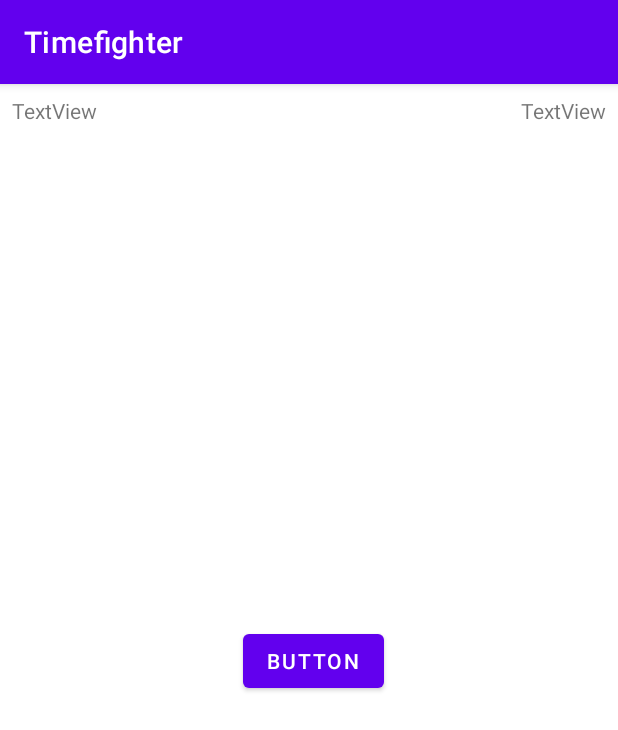
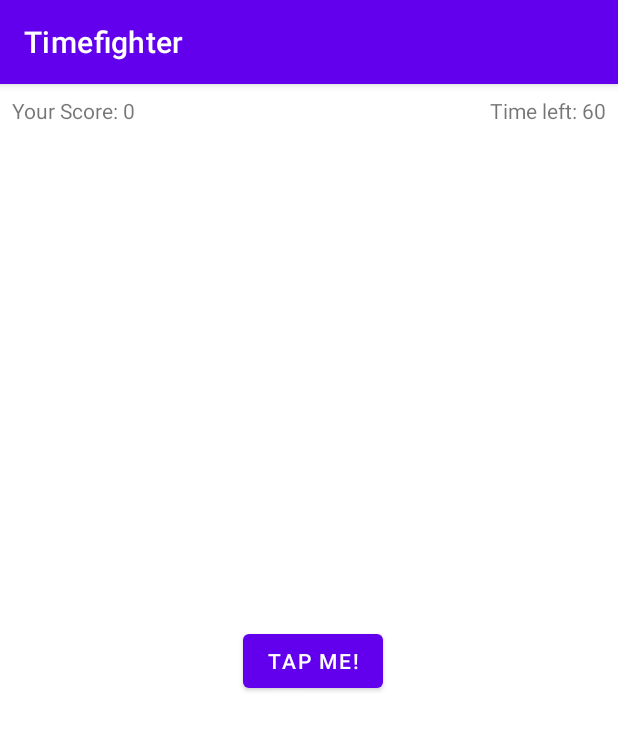
Before and after one commit to wongvpw/COP2660_VW_Timefighter, an Android app: the screen it shows after launch (MainActivity), on a phone screen of 412 x 824 dp. Shown: the top 730 px of the screen. Run offline under Robolectric (Android 15) with nearby library versions, the phone set to English and light mode, and no system bars.

Commit message:
Chapter3 commit

```diff
--- a/app/src/main/java/com/raywenderlich/timefighter/MainActivity.kt
+++ b/app/src/main/java/com/raywenderlich/timefighter/MainActivity.kt
@@ -2,10 +2,93 @@ package com.raywenderlich.timefighter
 
 import androidx.appcompat.app.AppCompatActivity
 import android.os.Bundle
+import android.os.CountDownTimer
+import android.widget.Button
+import android.widget.TextView
+import android.widget.Toast
+
+private var score = 0
+
+private var gameStarted = false
+
+private lateinit var countDownTimer: CountDownTimer
+private var initialCountDown: Long = 60000
+private var countDownInterval: Long = 1000
+private var timeLeft = 60
 
 class MainActivity : AppCompatActivity() {
+    private lateinit var gameScoreTextView: TextView
+    private lateinit var timeLeftTextView: TextView
+    private lateinit var tapMeButton: Button
+
     override fun onCreate(savedInstanceState: Bundle?) {
         super.onCreate(savedInstanceState)
         setContentView(R.layout.activity_main)
+        // connect views to variables
+
+        // 1
+        gameScoreTextView = findViewById(R.id.game_score_text_score)
+        timeLeftTextView = findViewById(R.id.time_left_text_view)
+        tapMeButton = findViewById(R.id.tap_me_button)
+        // 2
+        tapMeButton.setOnClickListener { incrementScore() }
+
+        //**
+        resetGame()
+    }
+
+    private fun incrementScore() {
+
+        if (!gameStarted) {
+            startGame()
+        }
+
+        // increment score logic
+        score ++
+
+        val newScore = getString(R.string.your_score, score)
+        gameScoreTextView.text = newScore
+    }
+
+    private fun resetGame() {
+        // reset game logic
+        // 1
+        score = 0
+
+        val initialScore = getString(R.string.your_score, score)
+        gameScoreTextView.text = initialScore
+
+        val initialTimeLeft = getString(R.string.time_left, 60)
+        timeLeftTextView.text = initialTimeLeft
+
+        // 2
+        countDownTimer = object : CountDownTimer(initialCountDown, countDownInterval) {
+            // 3
+            override  fun onTick(millisUntilFinished: Long) {
+                timeLeft = millisUntilFinished.toInt() / 1000
+
+                val timeLeftString = getString(R.string.time_left, timeLeft)
+                timeLeftTextView.text = timeLeftString
+            }
+
+            override fun onFinish() {
+                endGame()
+            }
+        }
+
+        // 4
+        gameStarted = false
+    }
+
+    private fun startGame() {
+        // start game logic
+        countDownTimer.start()
+        gameStarted = true
+    }
+
+    private fun endGame() {
+        // end game logic
+        Toast.makeText(this, getString(R.string.game_over_message, score), Toast.LENGTH_LONG).show()
+        resetGame()
     }
 }
--- a/app/src/main/res/layout/activity_main.xml
+++ b/app/src/main/res/layout/activity_main.xml
@@ -7,34 +7,34 @@
     tools:context=".MainActivity">
 
     <TextView
-        android:id="@+id/textView"
-        android:layout_width="70dp"
-        android:layout_height="22dp"
+        android:id="@+id/game_score_text_score"
+        android:layout_width="wrap_content"
+        android:layout_height="wrap_content"
         android:layout_marginStart="8dp"
         android:layout_marginTop="8dp"
-        android:text="TextView"
+        android:text="Your Score: %1$d"
         app:layout_constraintStart_toStartOf="parent"
         app:layout_constraintTop_toTopOf="parent" />
 
     <TextView
-        android:id="@+id/textView2"
+        android:id="@+id/time_left_text_view"
         android:layout_width="wrap_content"
         android:layout_height="wrap_content"
         android:layout_marginTop="8dp"
         android:layout_marginEnd="8dp"
-        android:text="TextView"
+        android:text="Time left: %1$d"
         app:layout_constraintEnd_toEndOf="parent"
         app:layout_constraintTop_toTopOf="parent" />
 
     <Button
-        android:id="@+id/button"
+        android:id="@+id/tap_me_button"
         android:layout_width="wrap_content"
         android:layout_height="wrap_content"
         android:layout_marginStart="161dp"
         android:layout_marginTop="342dp"
         android:layout_marginEnd="156dp"
         android:layout_marginBottom="341dp"
-        android:text="Button"
+        android:text="Tap me!"
         app:layout_constraintBottom_toBottomOf="parent"
         app:layout_constraintEnd_toEndOf="parent"
         app:layout_constraintStart_toStartOf="parent"
--- a/app/src/main/res/values/strings.xml
+++ b/app/src/main/res/values/strings.xml
@@ -1,3 +1,7 @@
 <resources>
     <string name="app_name">Timefighter</string>
+    <string name="tap_me">Tap me!</string>
+    <string name="your_score">Your Score: %1$d</string>
+    <string name="time_left">Time left: %1$d</string>
+    <string name="game_over_message">Time\'s up! Your score was: %1$d</string>
 </resources>
```
